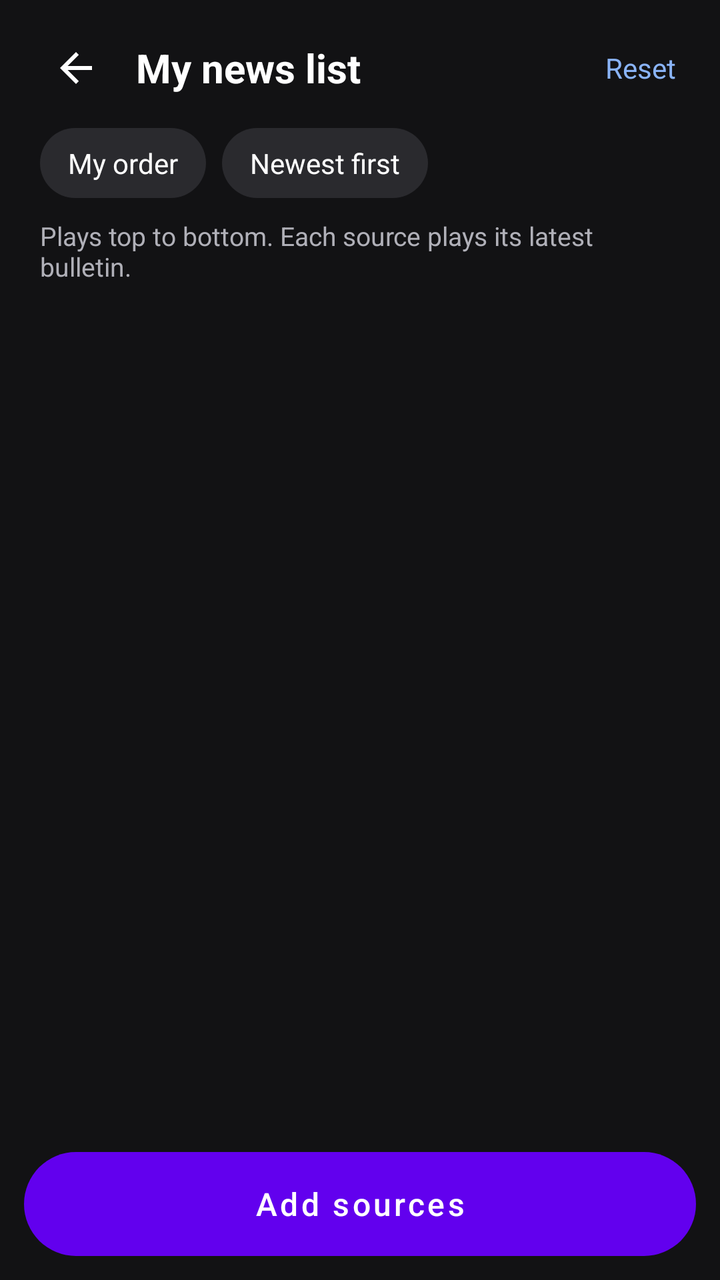
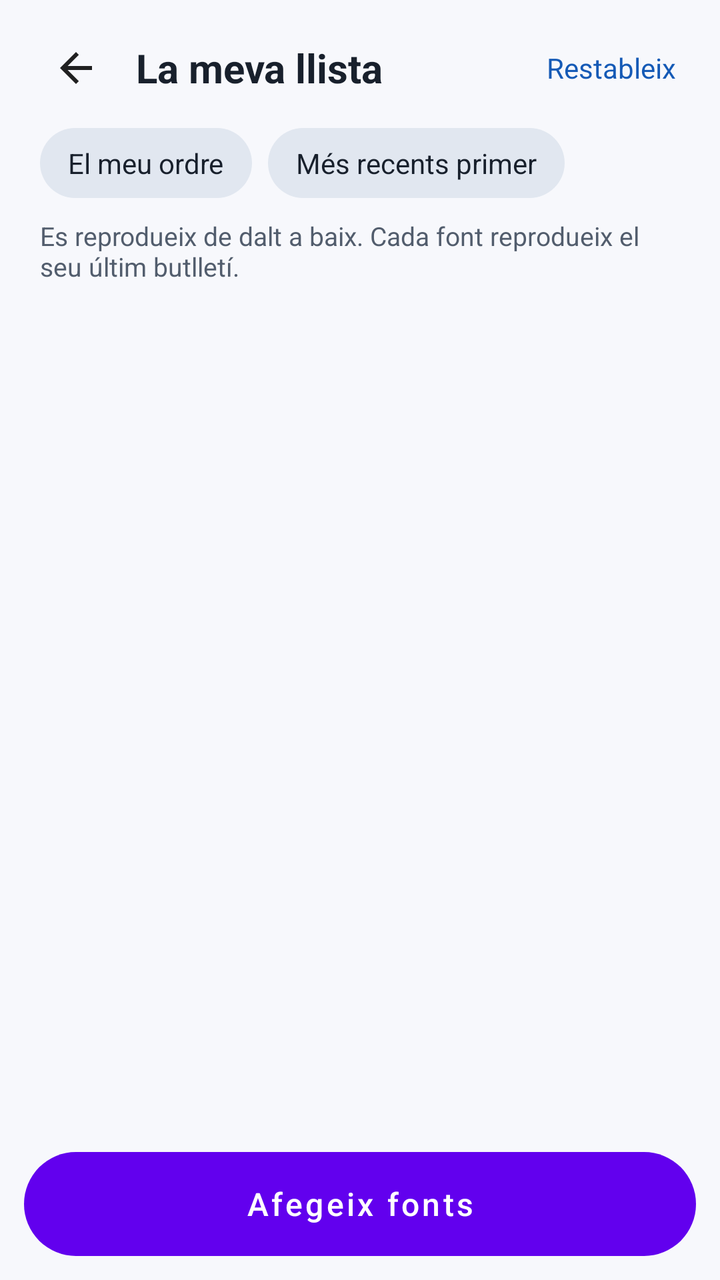

Two renders of the same Android screen: before a commit and after it. Below are the layout's source before the change and the commit's diff.
<!-- AndroidManifest.xml: fallback theme Theme.MaterialComponents.DayNight.NoActionBar -->
<!-- res/layout/activity_edit.xml -->
<?xml version="1.0" encoding="utf-8"?>
<FrameLayout xmlns:android="http://schemas.android.com/apk/res/android"
    android:layout_width="match_parent"
    android:layout_height="match_parent"
    android:background="#FF121214"
    android:fitsSystemWindows="true">

<LinearLayout
    android:layout_width="match_parent"
    android:layout_height="match_parent"
    android:orientation="vertical"
    android:paddingLeft="12dp"
    android:paddingRight="12dp"
    android:paddingTop="8dp"
    android:paddingBottom="12dp">

    <LinearLayout
        android:layout_width="match_parent"
        android:layout_height="wrap_content"
        android:gravity="center_vertical"
        android:orientation="horizontal">
        <ImageButton
            android:id="@+id/back"
            style="@style/ControlButton"
            android:src="@drawable/ic_back"
            android:contentDescription="@string/back" />
        <TextView
            android:layout_width="0dp"
            android:layout_height="wrap_content"
            android:layout_weight="1"
            android:layout_marginLeft="4dp"
            android:textColor="#FFFFFFFF"
            android:textSize="20sp"
            android:textStyle="bold"
            android:text="@string/my_list" />
        <TextView
            android:id="@+id/reset"
            android:layout_width="wrap_content"
            android:layout_height="wrap_content"
            android:background="?android:attr/selectableItemBackground"
            android:padding="10dp"
            android:textColor="#FF8AB4F8"
            android:textSize="14sp"
            android:text="@string/reset" />
    </LinearLayout>

    <LinearLayout
        android:layout_width="match_parent"
        android:layout_height="wrap_content"
        android:orientation="horizontal"
        android:paddingLeft="8dp"
        android:paddingRight="8dp"
        android:paddingTop="4dp"
        android:paddingBottom="10dp">
        <TextView
            android:id="@+id/order_mine"
            style="@style/OrderChip"
            android:text="@string/order_mine" />
        <TextView
            android:id="@+id/order_newest"
            style="@style/OrderChip"
            android:layout_marginLeft="8dp"
            android:text="@string/order_newest" />
    </LinearLayout>

    <TextView
        android:id="@+id/hint"
        android:layout_width="match_parent"
        android:layout_height="wrap_content"
        android:paddingLeft="8dp"
        android:paddingRight="8dp"
        android:paddingBottom="8dp"
        android:textColor="#FFB0B0B8"
        android:textSize="13sp"
        android:text="@string/edit_hint" />

    <ListView
        android:id="@+id/list"
        android:layout_width="match_parent"
        android:layout_height="0dp"
        android:layout_weight="1"
        android:divider="#FF2A2A2E"
        android:dividerHeight="1dp" />

    <Button
        android:id="@+id/add"
        android:layout_width="match_parent"
        android:layout_height="52dp"
        android:layout_marginTop="12dp"
        android:background="@drawable/bg_add"
        android:stateListAnimator="@null"
        android:textAllCaps="false"
        android:textColor="#FFFFFFFF"
        android:textSize="16sp"
        android:text="@string/add_sources" />
</LinearLayout>
</FrameLayout>
<!-- resources referenced by this layout -->
<resources>
  <!-- drawable bg_add (drawable) -->
  <?xml version="1.0" encoding="utf-8"?>
  <ripple xmlns:android="http://schemas.android.com/apk/res/android" android:color="#40FFFFFF">
      <item>
          <shape android:shape="rectangle">
              <corners android:radius="26dp" />
              <solid android:color="#FF1A73E8" />
          </shape>
      </item>
  </ripple>
  <!-- drawable ic_back (drawable) -->
  <?xml version="1.0" encoding="utf-8"?>
  <vector xmlns:android="http://schemas.android.com/apk/res/android"
      android:width="24dp" android:height="24dp"
      android:viewportWidth="24" android:viewportHeight="24">
      <path android:fillColor="#FFFFFFFF" android:pathData="M20,11H7.83l5.59,-5.59L12,4l-8,8 8,8 1.41,-1.41L7.83,13H20v-2z" />
  </vector>
  <string name="add_sources">Add sources</string>
  <string name="back">Back</string>
  <string name="edit_hint">Plays top to bottom. Each source plays its latest bulletin.</string>
  <string name="my_list">My news list</string>
  <string name="order_mine">My order</string>
  <string name="order_newest">Newest first</string>
  <string name="reset">Reset</string>
  <style name="ControlButton">
          <item name="android:layout_width">52dp</item>
          <item name="android:layout_height">52dp</item>
          <item name="android:padding">12dp</item>
          <item name="android:scaleType">centerInside</item>
          <item name="android:background">?android:attr/selectableItemBackgroundBorderless</item>
      </style>
  <style name="OrderChip">
          <item name="android:layout_width">wrap_content</item>
          <item name="android:layout_height">wrap_content</item>
          <item name="android:background">@drawable/bg_toggle</item>
          <item name="android:paddingLeft">14dp</item>
          <item name="android:paddingRight">14dp</item>
          <item name="android:paddingTop">8dp</item>
          <item name="android:paddingBottom">8dp</item>
          <item name="android:textColor">#FFFFFFFF</item>
          <item name="android:textSize">14sp</item>
      </style>
  <!-- drawable bg_toggle (drawable) -->
  <?xml version="1.0" encoding="utf-8"?>
  <ripple xmlns:android="http://schemas.android.com/apk/res/android" android:color="#40FFFFFF">
      <item>
          <selector>
              <item android:state_selected="true">
                  <shape android:shape="rectangle">
                      <corners android:radius="18dp" />
                      <solid android:color="#FF1A73E8" />
                  </shape>
              </item>
              <item>
                  <shape android:shape="rectangle">
                      <corners android:radius="18dp" />
                      <solid android:color="#FF2A2A2E" />
                  </shape>
              </item>
          </selector>
      </item>
  </ripple>
</resources>

<!-- the commit's change to res/layout/activity_edit.xml (unified diff, before → after) -->
@@ -2,7 +2,7 @@
 <FrameLayout xmlns:android="http://schemas.android.com/apk/res/android"
     android:layout_width="match_parent"
     android:layout_height="match_parent"
-    android:background="#FF121214"
+    android:background="@color/background"
     android:fitsSystemWindows="true">
 
 <LinearLayout
@@ -29,7 +29,7 @@
             android:layout_height="wrap_content"
             android:layout_weight="1"
             android:layout_marginLeft="4dp"
-            android:textColor="#FFFFFFFF"
+            android:textColor="@color/primary"
             android:textSize="20sp"
             android:textStyle="bold"
             android:text="@string/my_list" />
@@ -39,7 +39,7 @@
             android:layout_height="wrap_content"
             android:background="?android:attr/selectableItemBackground"
             android:padding="10dp"
-            android:textColor="#FF8AB4F8"
+            android:textColor="@color/accent"
             android:textSize="14sp"
             android:text="@string/reset" />
     </LinearLayout>
@@ -70,7 +70,7 @@
         android:paddingLeft="8dp"
         android:paddingRight="8dp"
         android:paddingBottom="8dp"
-        android:textColor="#FFB0B0B8"
+        android:textColor="@color/secondary"
         android:textSize="13sp"
         android:text="@string/edit_hint" />
 
@@ -79,7 +79,7 @@
         android:layout_width="match_parent"
         android:layout_height="0dp"
         android:layout_weight="1"
-        android:divider="#FF2A2A2E"
+        android:divider="@color/surface"
         android:dividerHeight="1dp" />
 
     <Button
<!-- resource entries referenced after the edit -->
@@ -1,5 +1,10 @@
 <!-- resources referenced by this layout -->
 <resources>
+  <color name="accent">#155AB6</color>
+  <color name="background">#F7F8FC</color>
+  <color name="primary">#18202C</color>
+  <color name="secondary">#525D6D</color>
+  <color name="surface">#E1E7F0</color>
   <!-- drawable bg_add (drawable) -->
   <?xml version="1.0" encoding="utf-8"?>
   <ripple xmlns:android="http://schemas.android.com/apk/res/android" android:color="#40FFFFFF">
@@ -15,15 +20,15 @@
   <vector xmlns:android="http://schemas.android.com/apk/res/android"
       android:width="24dp" android:height="24dp"
       android:viewportWidth="24" android:viewportHeight="24">
-      <path android:fillColor="#FFFFFFFF" android:pathData="M20,11H7.83l5.59,-5.59L12,4l-8,8 8,8 1.41,-1.41L7.83,13H20v-2z" />
+      <path android:fillColor="?android:attr/textColorPrimary" android:pathData="M20,11H7.83l5.59,-5.59L12,4l-8,8 8,8 1.41,-1.41L7.83,13H20v-2z" />
   </vector>
-  <string name="add_sources">Add sources</string>
-  <string name="back">Back</string>
-  <string name="edit_hint">Plays top to bottom. Each source plays its latest bulletin.</string>
-  <string name="my_list">My news list</string>
-  <string name="order_mine">My order</string>
-  <string name="order_newest">Newest first</string>
-  <string name="reset">Reset</string>
+  <string name="add_sources">Afegeix fonts</string>
+  <string name="back">Enrere</string>
+  <string name="edit_hint">Es reprodueix de dalt a baix. Cada font reprodueix el seu últim butlletí.</string>
+  <string name="my_list">La meva llista</string>
+  <string name="order_mine">El meu ordre</string>
+  <string name="order_newest">Més recents primer</string>
+  <string name="reset">Restableix</string>
   <style name="ControlButton">
           <item name="android:layout_width">52dp</item>
           <item name="android:layout_height">52dp</item>
@@ -39,7 +44,7 @@
           <item name="android:paddingRight">14dp</item>
           <item name="android:paddingTop">8dp</item>
           <item name="android:paddingBottom">8dp</item>
-          <item name="android:textColor">#FFFFFFFF</item>
+          <item name="android:textColor">@color/chip_text</item>
           <item name="android:textSize">14sp</item>
       </style>
   <!-- drawable bg_toggle (drawable) -->
@@ -56,7 +61,7 @@
               <item>
                   <shape android:shape="rectangle">
                       <corners android:radius="18dp" />
-                      <solid android:color="#FF2A2A2E" />
+                      <solid android:color="@color/surface" />
                   </shape>
               </item>
           </selector>
